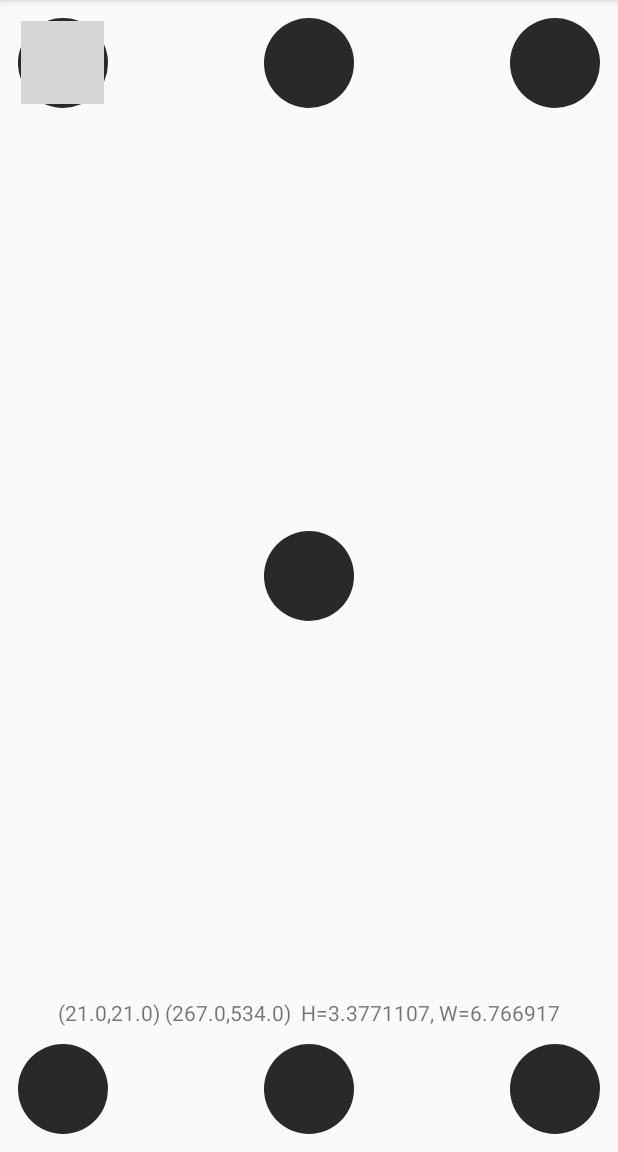
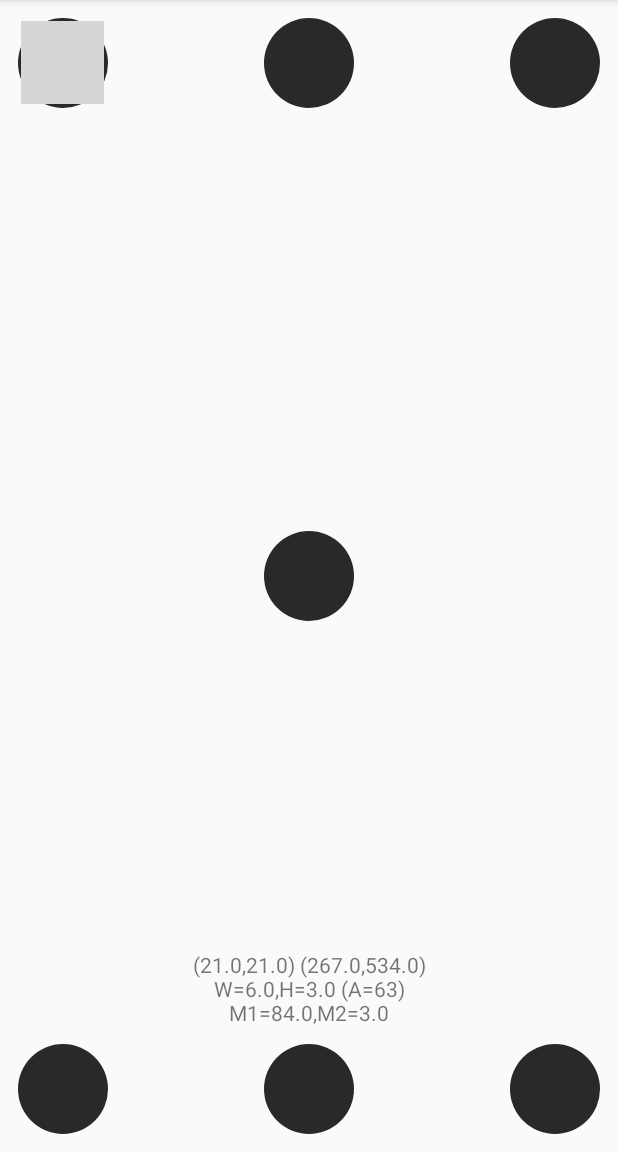
Before and after one commit to raalzate/ControlSomobot, an Android app: the screen it shows after launch (MainActivity), after a tap on "Control Somobot", on a phone screen of 412 x 824 dp, the part 84-1236 px from its top. Run offline under Robolectric (Android 15) with nearby library versions, the phone set to English and light mode, and no system bars; grey boxes are pictures that could not be loaded.

Commit message:
ajustes menores

```diff
--- a/app/src/main/java/com/espacionunido/controlsomobot/MainActivity.kt
+++ b/app/src/main/java/com/espacionunido/controlsomobot/MainActivity.kt
@@ -68,10 +68,14 @@ class MainActivity : AppCompatActivity() {
 
         val sh = cursor.width/2 - 40
 
-        val ph = (90/(centerY-sh))*(y-sh)
-        val pw = (90/(centerX-sh))*(x-sh)
+        val ph = ((90/(centerY-sh))*(y-sh)).toInt().toDouble()
+        val pw = ((90/(centerX-sh))*(x-sh)).toInt().toDouble()
+        val a = Math.toDegrees(Math.atan(pw/ph)).toInt()
 
-        indicator.text = "($x,$y) ($centerX,$centerY)  H=$ph, W=$pw"
+        indicator.text =
+                "($x,$y) ($centerX,$centerY)\n" +
+                "W=$pw,H=$ph (A=$a)\n" +
+                 "M1=${Math.abs(pw-90)},M2=$ph"
     }
 
     private fun centerCursor(x:Float, y: Float){
```
